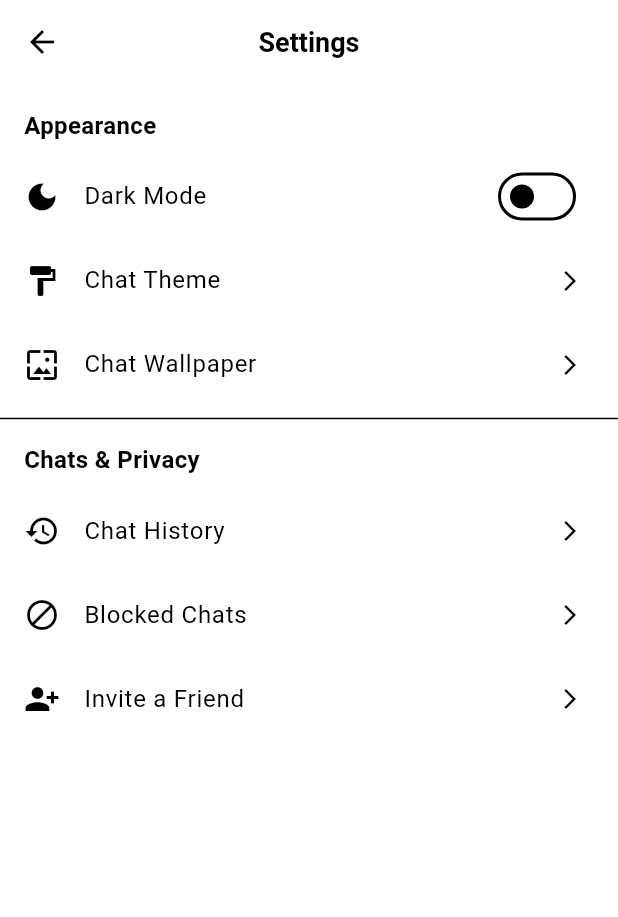
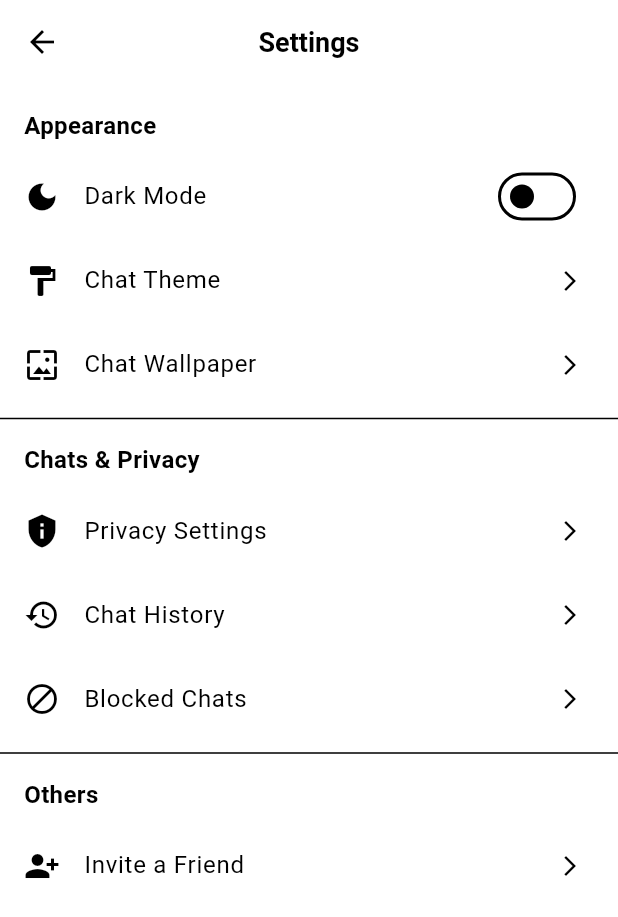
Before and after one commit to Pritam1226/varatalapp, a Flutter app: the SettingsScreen screen opened directly, on a phone screen of 412 x 824 dp. Shown: the top 917 px of the screen. Run offline on Flutter 3.47's test engine with Material 3 defaults, Android fonts, the phone set to English and light mode, and no system bars; our stand-ins replace cloud_firestore, firebase_auth, firebase_core, firebase_storage, image_picker, just_audio and 2 more; missing offline and left inert: flutter_sound; accounts and stored records are empty.

Commit message:
privacy setting

```diff
--- a/lib/presentation/screen/settings_screen.dart
+++ b/lib/presentation/screen/settings_screen.dart
@@ -6,6 +6,7 @@ import 'package:varatalapp/presentation/screen/blockedchats_screen.dart';
 import 'package:varatalapp/presentation/screen/chattheme_screen.dart';
 import 'package:varatalapp/presentation/screen/chatwallpaper_screen.dart';
 import 'package:varatalapp/presentation/screen/chathistory_screen.dart';
+import 'package:varatalapp/presentation/screen/privacy_settings_screen.dart'; // ✅ Import privacy screen
 
 class SettingsScreen extends StatelessWidget {
   const SettingsScreen({super.key});
@@ -80,6 +81,19 @@ class SettingsScreen extends StatelessWidget {
             ),
           ),
           ListTile(
+            leading: const Icon(Icons.privacy_tip),
+            title: const Text('Privacy Settings'), // ✅ New Option
+            trailing: const Icon(Icons.arrow_forward_ios, size: 16),
+            onTap: () {
+              Navigator.push(
+                context,
+                MaterialPageRoute(
+                  builder: (context) => const PrivacySettingsScreen(),
+                ),
+              );
+            },
+          ),
+          ListTile(
             leading: const Icon(Icons.history),
             title: const Text('Chat History'),
             trailing: const Icon(Icons.arrow_forward_ios, size: 16),
@@ -106,13 +120,26 @@ class SettingsScreen extends StatelessWidget {
             },
           ),
 
-          // ✅ Invite a Friend Feature
+          const Divider(),
+
+          // Section: Others
+          Padding(
+            padding: const EdgeInsets.symmetric(horizontal: 16.0, vertical: 8),
+            child: Text(
+              'Others',
+              style: TextStyle(
+                fontSize: 16,
+                fontWeight: FontWeight.bold,
+                color: isDark ? Colors.white : Colors.black,
+              ),
+            ),
+          ),
           ListTile(
             leading: const Icon(Icons.person_add_alt_1),
             title: const Text('Invite a Friend'),
             trailing: const Icon(Icons.arrow_forward_ios, size: 16),
             onTap: () {
-              final String inviteMessage = '''
+              const String inviteMessage = '''
 👋 Hey! Join me on Vartalap Chat App! 🗨
 
 Experience secure and smooth chatting with friends and family!
@@ -120,7 +147,7 @@ class SettingsScreen extends StatelessWidget {
 📲 Download now:
 https://vartalap.com/download
 ''';
-
+              Share.share(inviteMessage);
             },
           ),
         ],
```
Also changed, not shown: lib/presentation/screen/privacy_settings_screen.dart (added, +91 -0 lines). Lines whose indentation alone changed are shown as unchanged.
